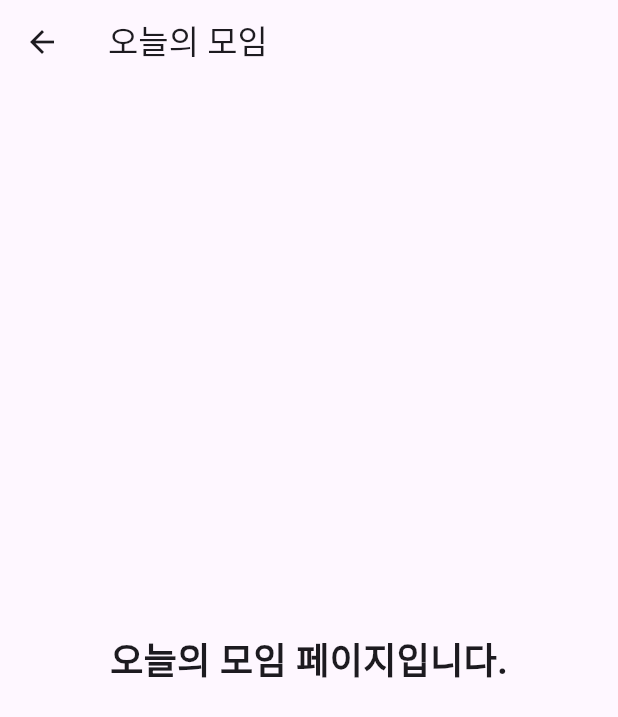
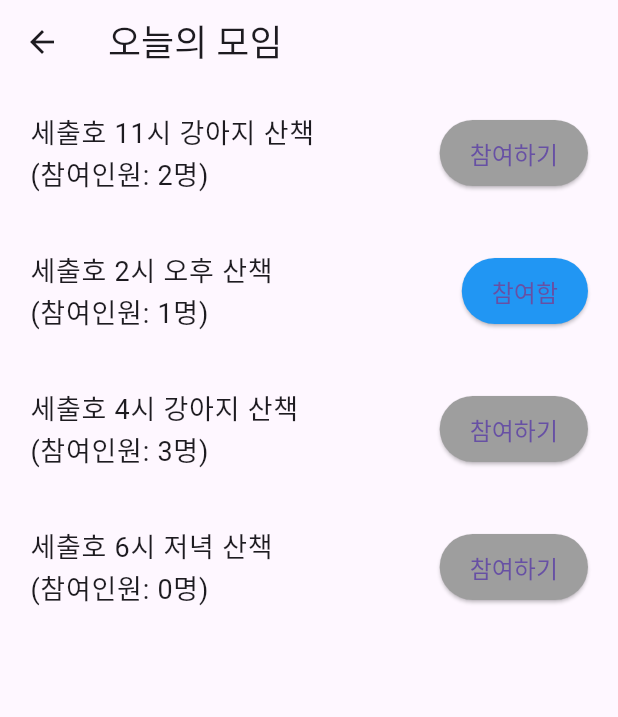
Before and after one commit to jaeyoung1010/a-graduation-project, a Flutter app: the MeetingPage screen opened directly, on a phone screen of 412 x 824 dp. Shown: the top 717 px of the screen. Run offline on Flutter 3.47's test engine with Material 3 defaults, Android fonts, the phone set to English and light mode, and no system bars; our stand-ins replace cloud_firestore, contacts_service, firebase_auth, firebase_core, permission_handler; missing offline and left inert: flutter_sound, microphone, shake; accounts and stored records are empty; network calls fail.

Commit message:
fourth commit

```diff
--- a/lib/main.dart
+++ b/lib/main.dart
@@ -134,7 +134,9 @@ class _SignUpScreenState extends State<SignUpScreen> {
   @override
   Widget build(BuildContext context) {
     return Scaffold(
-      appBar: AppBar(title: Text('회원가입')),
+      appBar: AppBar(
+          automaticallyImplyLeading: false,
+          title: Text('회원가입')),
       body: Column(
         children: [
           TextField(
@@ -184,6 +186,7 @@ class _LoginScreenState extends State<LoginScreen> {
   Widget build(BuildContext context) {
     return Scaffold(
       appBar: AppBar(
+        automaticallyImplyLeading: false,
         title: Text('로그인'),
       ),
       body: Column(
--- a/lib/screen/mainpage.dart
+++ b/lib/screen/mainpage.dart
@@ -11,7 +11,7 @@ import 'package:a_graduation_project_2/screen/information_on_the_elderly.dart';
 import 'package:a_graduation_project_2/screen/meeting_page.dart';
 import 'package:a_graduation_project_2/screen/login.dart';
 import 'package:a_graduation_project_2/screen/record.dart';
-
+import 'package:a_graduation_project_2/screen/meeting_page.dart';
 import 'addcontact.dart';
 import 'contactlist.dart';
 
@@ -97,7 +97,7 @@ class _HomePageState extends State<HomePage> {
                   MaterialPageRoute(builder: (context) => ContactsListScreen()),
                 );
               },
-              child: Icon(Icons.contact_page_rounded),
+              child: Icon(Icons.contact_page),
             ),
           ],
         ),
--- a/lib/screen/meeting_page.dart
+++ b/lib/screen/meeting_page.dart
@@ -1,18 +1,73 @@
 import 'package:flutter/material.dart';
 
-class MeetingPage extends StatelessWidget {
+class MeetingPage extends StatefulWidget {
+  @override
+  _MeetingPageState createState() => _MeetingPageState();
+}
+
+class _MeetingPageState extends State<MeetingPage> {
+  List<Meeting> meetings = [
+    Meeting(time: "세출호 11시", title: "강아지 산책", participants: 2),
+    Meeting(time: "세출호 2시", title: "오후 산책", participants: 1, isParticipating: true),
+    Meeting(time: "세출호 4시", title: "강아지 산책", participants: 3),
+    Meeting(time: "세출호 6시", title: "저녁 산책", participants: 0),
+  ];
+
+  void _toggleParticipation(int index) {
+    setState(() {
+      meetings[index].isParticipating = !meetings[index].isParticipating;
+      if (meetings[index].isParticipating) {
+        meetings[index].participants += 1;
+      } else {
+        meetings[index].participants -= 1;
+      }
+    });
+  }
+
   @override
   Widget build(BuildContext context) {
     return Scaffold(
       appBar: AppBar(
-        title: Text('오늘의 모임'),
+        title: Text(
+          '오늘의 모임',
+          style: TextStyle(fontSize: 24), // 글씨 크기 키움
+        ),
       ),
-      body: Center(
-        child: Text(
-          '오늘의 모임 페이지입니다.',
-          style: TextStyle(fontSize: 24, fontWeight: FontWeight.bold),
-        ),
+      body: ListView.builder(
+        itemCount: meetings.length,
+        itemBuilder: (context, index) {
+          return ListTile(
+            contentPadding: EdgeInsets.symmetric(vertical: 10.0, horizontal: 20.0), // 패딩 조정
+            title: Text(
+              '${meetings[index].time} ${meetings[index].title}\n(참여인원: ${meetings[index].participants}명)',
+              style: TextStyle(fontSize: 18), // 글씨 크기 키움
+            ),
+            trailing: ElevatedButton(
+              onPressed: () => _toggleParticipation(index),
+              style: ElevatedButton.styleFrom(
+                backgroundColor: meetings[index].isParticipating ? Colors.blue : Colors.grey,
+                padding: EdgeInsets.symmetric(horizontal: 20.0, vertical: 10.0), // 버튼 크기 조정
+                textStyle: TextStyle(fontSize: 16), // 버튼 텍스트 크기 키움
+              ),
+              child: Text(meetings[index].isParticipating ? '참여함' : '참여하기'),
+            ),
+          );
+        },
       ),
     );
   }
 }
+
+class Meeting {
+  final String time;
+  final String title;
+  int participants;
+  bool isParticipating;
+
+  Meeting({
+    required this.time,
+    required this.title,
+    required this.participants,
+    this.isParticipating = false,
+  });
+}
```
Also changed, not shown: 2 other files.
